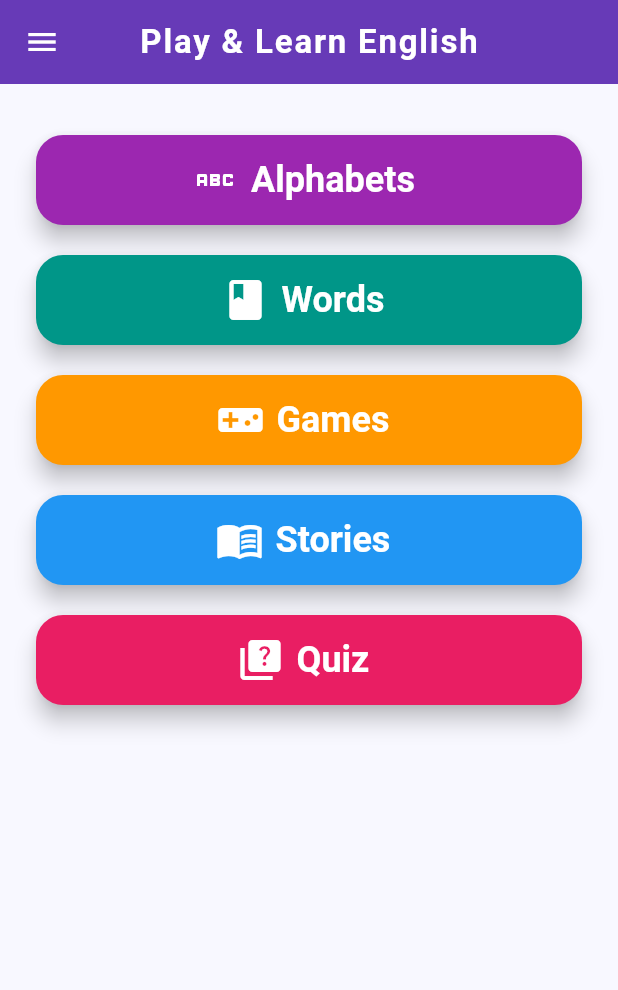
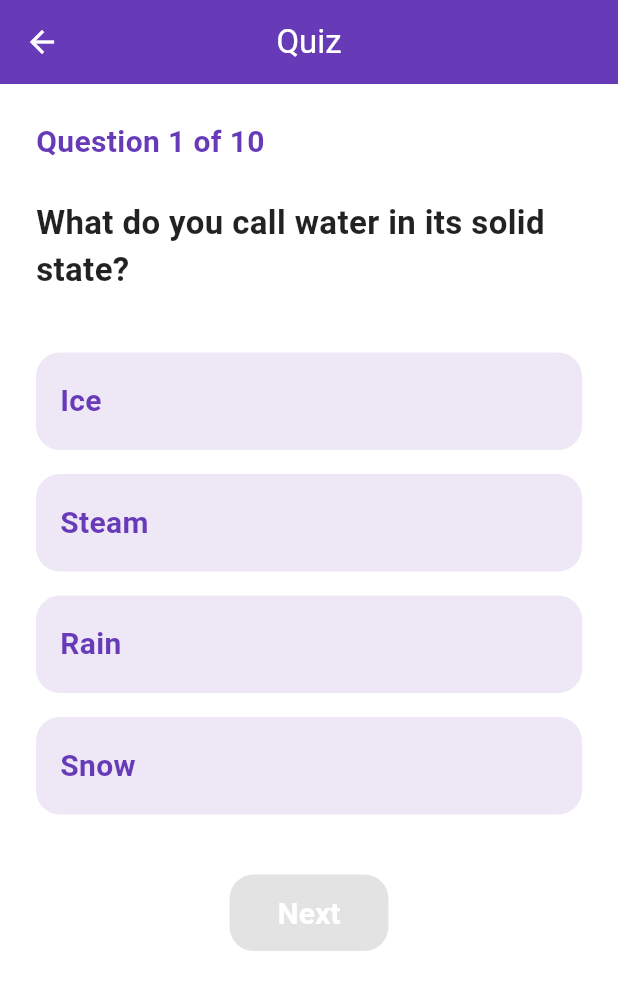
Before and after one commit to ZainabSiddiqui123/play_learn_english, a Flutter app: the screen it shows after launch, after a tap on "Quiz", on a phone screen of 412 x 824 dp. Shown: the top 990 px of the screen. Run offline on Flutter 3.47's test engine with Material 3 defaults, Android fonts, the phone set to English and light mode, and no system bars; our stand-ins replace audioplayers, flutter_tts, share_plus.

Commit message:
upgrade quiz

```diff
--- a/lib/main.dart
+++ b/lib/main.dart
@@ -1,4 +1,5 @@
 import 'package:flutter/material.dart';
+import 'package:play_learn_english/screens/quiz_screen.dart';
 import 'screens/splash_screen.dart';
 import 'screens/home_screen.dart';
 import 'screens/alphabets_screen.dart';
@@ -8,7 +9,7 @@ import 'screens/guess_alphabet_game.dart';
 import 'screens/match_word_game.dart';
 import 'screens/find_color_game.dart';
 import 'screens/memory_game.dart';
-// ...baqi screens ke imports yahan add karen
+import 'screens/stories_screen.dart'; // <-- yeh line add karo
 
 void main() {
   runApp(const PlayLearnApp());
@@ -23,7 +24,7 @@ class PlayLearnApp extends StatelessWidget {
       title: 'Play & Learn English',
       debugShowCheckedModeBanner: false,
       theme: ThemeData(
-        scaffoldBackgroundColor: Color(0xFFF8F8FF), // Light cream
+        scaffoldBackgroundColor: Color(0xFFF8F8FF),
         primarySwatch: Colors.deepPurple,
         appBarTheme: const AppBarTheme(
           backgroundColor: Colors.deepPurple,
@@ -50,7 +51,8 @@ class PlayLearnApp extends StatelessWidget {
         '/match-word': (context) => MatchWordGame(),
         '/find-color': (context) => FindColorGame(),
         '/memory-game': (context) => MemoryGame(),
-        // ...baqi routes yahan add karen
+        '/stories': (context) => StoriesScreen(), // <-- yeh line add karo
+        '/quiz': (context) => QuizScreen(),
       },
     );
   }
--- a/lib/screens/quiz_screen.dart
+++ b/lib/screens/quiz_screen.dart
@@ -0,0 +1,337 @@
+import 'dart:math';
+import 'package:flutter/material.dart';
+
+class QuizScreen extends StatefulWidget {
+  const QuizScreen({Key? key}) : super(key: key);
+
+  @override
+  State<QuizScreen> createState() => _QuizScreenState();
+}
+
+class _QuizScreenState extends State<QuizScreen> {
+  final List<Map<String, dynamic>> allQuestions = [
+    {
+      'question': 'What is the capital of France?',
+      'options': ['Paris', 'London', 'Berlin', 'Rome'],
+      'answer': 'Paris'
+    },
+    {
+      'question': 'Which animal is known as the King of the Jungle?',
+      'options': ['Lion', 'Tiger', 'Elephant', 'Monkey'],
+      'answer': 'Lion'
+    },
+    {
+      'question': 'How many days are there in a week?',
+      'options': ['5', '6', '7', '8'],
+      'answer': '7'
+    },
+    {
+      'question': 'What color do you get when you mix red and yellow?',
+      'options': ['Green', 'Orange', 'Purple', 'Blue'],
+      'answer': 'Orange'
+    },
+    {
+      'question': 'Which is the largest planet in our solar system?',
+      'options': ['Earth', 'Mars', 'Jupiter', 'Venus'],
+      'answer': 'Jupiter'
+    },
+    {
+      'question': 'What do bees make?',
+      'options': ['Milk', 'Honey', 'Bread', 'Juice'],
+      'answer': 'Honey'
+    },
+    {
+      'question': 'Which shape has three sides?',
+      'options': ['Square', 'Triangle', 'Circle', 'Rectangle'],
+      'answer': 'Triangle'
+    },
+    {
+      'question': 'What is the opposite of hot?',
+      'options': ['Cold', 'Warm', 'Cool', 'Boiling'],
+      'answer': 'Cold'
+    },
+    {
+      'question': 'Which fruit is yellow and long?',
+      'options': ['Apple', 'Banana', 'Grapes', 'Orange'],
+      'answer': 'Banana'
+    },
+    {
+      'question': 'How many legs does a spider have?',
+      'options': ['6', '8', '4', '10'],
+      'answer': '8'
+    },
+    {
+      'question': 'Which month comes after March?',
+      'options': ['April', 'May', 'June', 'July'],
+      'answer': 'April'
+    },
+    {
+      'question': 'What do you call a baby dog?',
+      'options': ['Kitten', 'Puppy', 'Cub', 'Calf'],
+      'answer': 'Puppy'
+    },
+    {
+      'question': 'Which is the fastest land animal?',
+      'options': ['Cheetah', 'Lion', 'Horse', 'Tiger'],
+      'answer': 'Cheetah'
+    },
+    {
+      'question': 'What do you use to write on a blackboard?',
+      'options': ['Pen', 'Chalk', 'Pencil', 'Brush'],
+      'answer': 'Chalk'
+    },
+    {
+      'question': 'Which is the tallest animal?',
+      'options': ['Elephant', 'Giraffe', 'Horse', 'Camel'],
+      'answer': 'Giraffe'
+    },
+    {
+      'question': 'Which planet is known as the Red Planet?',
+      'options': ['Earth', 'Mars', 'Jupiter', 'Saturn'],
+      'answer': 'Mars'
+    },
+    {
+      'question': 'What do you call water in its solid state?',
+      'options': ['Ice', 'Steam', 'Rain', 'Snow'],
+      'answer': 'Ice'
+    },
+    {
+      'question': 'Which bird can mimic human speech?',
+      'options': ['Parrot', 'Crow', 'Sparrow', 'Pigeon'],
+      'answer': 'Parrot'
+    },
+    {
+      'question': 'Which is the smallest continent?',
+      'options': ['Asia', 'Australia', 'Europe', 'Africa'],
+      'answer': 'Australia'
+    },
+    {
+      'question': 'What is H2O commonly known as?',
+      'options': ['Salt', 'Water', 'Oxygen', 'Hydrogen'],
+      'answer': 'Water'
+    },
+  ];
+
+  late List<Map<String, dynamic>> questions;
+  int currentQuestion = 0;
+  int correct = 0;
+  int wrong = 0;
+  String? selectedOption;
+  bool showResult = false;
+  bool answered = false;
+  List<int> lastQuizIndexes = [];
+
+  @override
+  void initState() {
+    super.initState();
+    _generateQuiz();
+  }
+
+  List<int> unusedIndexes = [];
+  List<int> usedIndexes = [];
+
+  void _generateQuiz() {
+  final rand = Random();
+
+  // Initialize unusedIndexes if empty or less than 10 left
+  if (unusedIndexes.length < 10) {
+    unusedIndexes = List.generate(allQuestions.length, (i) => i);
+    unusedIndexes.shuffle(rand);
+  }
+
+  // Pick 10 unique questions from unusedIndexes
+  List<int> newQuizIndexes = unusedIndexes.take(10).toList();
+  unusedIndexes.removeWhere((idx) => newQuizIndexes.contains(idx));
+
+  questions = newQuizIndexes.map((i) => allQuestions[i]).toList();
+
+  currentQuestion = 0;
+  correct = 0;
+  wrong = 0;
+  selectedOption = null;
+  showResult = false;
+  answered = false;
+  setState(() {});
+}
+  void _selectOption(String option) {
+    if (answered) return;
+    setState(() {
+      selectedOption = option;
+      answered = true;
+      if (option == questions[currentQuestion]['answer']) {
+        correct++;
+      } else {
+        wrong++;
+      }
+    });
+  }
+
+  void _nextQuestion() {
+    if (currentQuestion < questions.length - 1) {
+      setState(() {
+        currentQuestion++;
+        selectedOption = null;
+        answered = false;
+      });
+    } else {
+      setState(() {
+        showResult = true;
+      });
+    }
+  }
+
+  @override
+  Widget build(BuildContext context) {
+    return Scaffold(
+      appBar: AppBar(
+        title: const Text('Quiz'),
+        backgroundColor: Colors.deepPurple,
+        centerTitle: true,
+      ),
+      backgroundColor: Colors.white,
+      body: Padding(
+        padding: const EdgeInsets.all(24.0),
+        child: showResult
+            ? Center(
+                child: Column(
+                  mainAxisAlignment: MainAxisAlignment.center,
+                  children: [
+                    const Text(
+                      "Quiz Completed!",
+                      style: TextStyle(
+                        fontSize: 28,
+                        color: Colors.deepPurple,
+                        fontWeight: FontWeight.bold,
+                      ),
+                    ),
+                    const SizedBox(height: 24),
+                    Text(
+                      "Correct Answers: $correct",
+                      style: const TextStyle(
+                        fontSize: 22,
+                        color: Colors.green,
+                        fontWeight: FontWeight.bold,
+                      ),
+                    ),
+                    Text(
+                      "Wrong Answers: $wrong",
+                      style: const TextStyle(
+                        fontSize: 22,
+                        color: Colors.red,
+                        fontWeight: FontWeight.bold,
+                      ),
+                    ),
+                    const SizedBox(height: 32),
+                    ElevatedButton(
+                      onPressed: _generateQuiz,
+                      style: ElevatedButton.styleFrom(
+                        backgroundColor: Colors.deepPurple,
+                        shape: RoundedRectangleBorder(borderRadius: BorderRadius.circular(16)),
+                        padding: const EdgeInsets.symmetric(horizontal: 32, vertical: 14),
+                      ),
+                      child: const Text(
+                        "Quiz Again",
+                        style: TextStyle(fontSize: 20, color: Colors.white, fontWeight: FontWeight.bold),
+                      ),
+                    ),
+                  ],
+                ),
+              )
+            : Column(
+                crossAxisAlignment: CrossAxisAlignment.start,
+                children: [
+                  Text(
+                    "Question ${currentQuestion + 1} of ${questions.length}",
+                    style: const TextStyle(
+                      fontSize: 20,
+                      color: Colors.deepPurple,
+                      fontWeight: FontWeight.bold,
+                    ),
+                  ),
+                  const SizedBox(height: 24),
+                  Text(
+                    questions[currentQuestion]['question'],
+                    style: const TextStyle(
+                      fontSize: 22,
+                      color: Colors.black87,
+                      fontWeight: FontWeight.w600,
+                    ),
+                  ),
+                  const SizedBox(height: 32),
+                  ...List.generate(4, (i) {
+                    final option = questions[currentQuestion]['options'][i];
+                    final isSelected = selectedOption == option;
+                    final isCorrect = answered && option == questions[currentQuestion]['answer'];
+                    final isWrong = answered && isSelected && !isCorrect;
+                    Color color;
+                    if (isCorrect) {
+                      color = Colors.green;
+                    } else if (isWrong) {
+                      color = Colors.red;
+                    } else if (isSelected) {
+                      color = Colors.deepPurple;
+                    } else {
+                      color = Colors.deepPurple.shade50;
+                    }
+                    return Padding(
+                      padding: const EdgeInsets.symmetric(vertical: 8.0),
+                      child: Material(
+                        color: color,
+                        borderRadius: BorderRadius.circular(16),
+                        child: InkWell(
+                          borderRadius: BorderRadius.circular(16),
+                          onTap: answered ? null : () => _selectOption(option),
+                          child: Container(
+                            width: double.infinity,
+                            padding: const EdgeInsets.symmetric(vertical: 18, horizontal: 16),
+                            child: Text(
+                              option,
+                              style: TextStyle(
+                                fontSize: 20,
+                                color: (isCorrect || isWrong || isSelected)
+                                    ? Colors.white
+                                    : Colors.deepPurple,
+                                fontWeight: FontWeight.bold,
+                              ),
+                            ),
+                          ),
+                        ),
+                      ),
+                    );
+                  }),
+                  const SizedBox(height: 32),
+                  if (answered)
+                    Text(
+                      selectedOption == questions[currentQuestion]['answer']
+                          ? "Correct!"
+                          : "Incorrect!",
+                      style: TextStyle(
+                        fontSize: 22,
+                        fontWeight: FontWeight.bold,
+                        color: selectedOption == questions[currentQuestion]['answer']
+                            ? Colors.green
+                            : Colors.red,
+                      ),
+                      textAlign: TextAlign.center,
+                    ),
+                  if (answered) const SizedBox(height: 16),
+                  Center(
+                    child: ElevatedButton(
+                      onPressed: answered ? _nextQuestion : null,
+                      style: ElevatedButton.styleFrom(
+                        backgroundColor: Colors.deepPurple,
+                        shape: RoundedRectangleBorder(borderRadius: BorderRadius.circular(16)),
+                        padding: const EdgeInsets.symmetric(horizontal: 32, vertical: 14),
+                      ),
+                      child: Text(
+                        currentQuestion == questions.length - 1 ? "Finish" : "Next",
+                        style: const TextStyle(fontSize: 20, color: Colors.white, fontWeight: FontWeight.bold),
+                      ),
+                    ),
+                  ),
+                ],
+              ),
+      ),
+    );
+  }
+}
```
Also changed, not shown: lib/screens/match_word_game.dart (+5 -5 lines), lib/screens/stories_screen.dart (+294 -0 lines), pubspec.yaml (+13 -7 lines), pubspec.lock, 4 other files.
